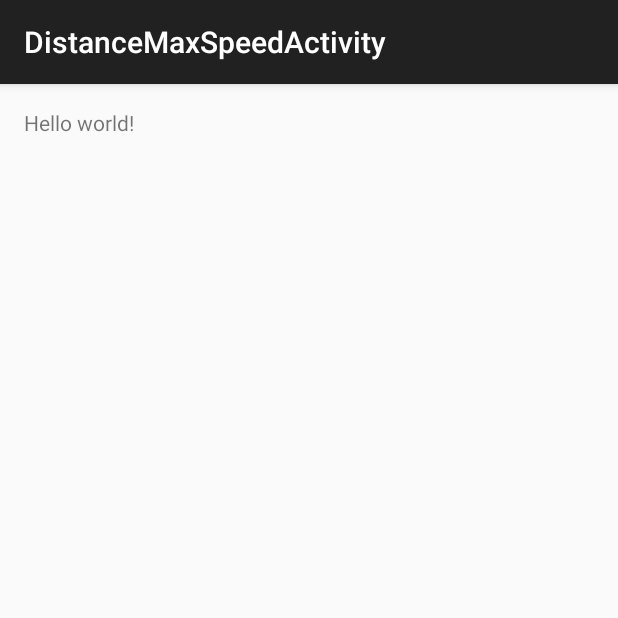
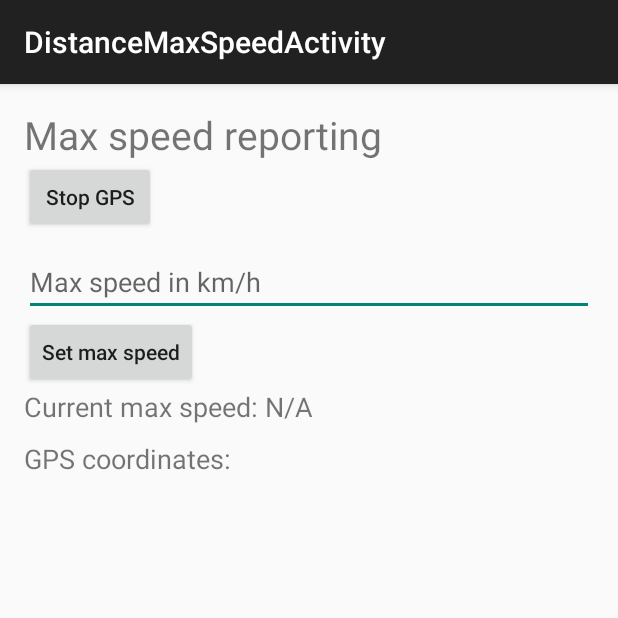
Before and after one commit to YnkDK/PP-Project2, an Android app: the DistanceMaxSpeedActivity screen opened directly, with no data from a screen before it, on a phone screen of 412 x 824 dp, the top half of it. Run offline under Robolectric (Android 15) with nearby library versions, the phone set to English and light mode, and no system bars.

Commit message:
Initial max speed

```diff
--- a/app/src/main/java/dk/au/pp13/positionfinder/DistanceMaxSpeedActivity.java
+++ b/app/src/main/java/dk/au/pp13/positionfinder/DistanceMaxSpeedActivity.java
@@ -1,17 +1,49 @@
 package dk.au.pp13.positionfinder;
 
+import android.content.Context;
+import android.location.LocationManager;
 import android.support.v7.app.ActionBarActivity;
 import android.os.Bundle;
 import android.view.Menu;
 import android.view.MenuItem;
+import android.view.View;
+import android.widget.EditText;
+import android.widget.TextView;
 
 
 public class DistanceMaxSpeedActivity extends ActionBarActivity {
+    private TextView maxSpeed;
+    private TextView gpsCoordinates;
+    private EditText inputFieldEdittext;
+    private LocationManager locationManager;
+    private GPSListener locationListener;
 
     @Override
     protected void onCreate(Bundle savedInstanceState) {
         super.onCreate(savedInstanceState);
         setContentView(R.layout.activity_distance_max_speed);
+
+        this.maxSpeed = (TextView) findViewById(R.id.maxSpeed);
+        this.inputFieldEdittext = (EditText) findViewById(R.id.inputFieldTimeInSec);
+        this.gpsCoordinates = (TextView) findViewById(R.id.gpsCoordinates);
+
+        // Get the location service from the current context
+        locationManager = (LocationManager) getSystemService(Context.LOCATION_SERVICE);
+        locationListener = new GPSListener(gpsCoordinates);
     }
 
+    public void stopGPS(View view) {
+        if(locationListener != null) {
+            locationManager.removeUpdates(locationListener);
+        }
+    }
+
+    public void setMaxSpeed(View view) {
+        stopGPS(null);
+        gpsCoordinates.setText("");
+
+        if (inputFieldEdittext.getText().length() > 0) {
+            // TODO: Do something
+        }
+    }
 }
--- a/app/src/main/res/layout/activity_distance_max_speed.xml
+++ b/app/src/main/res/layout/activity_distance_max_speed.xml
@@ -1,12 +1,67 @@
-<RelativeLayout xmlns:android="http://schemas.android.com/apk/res/android"
+<LinearLayout xmlns:android="http://schemas.android.com/apk/res/android"
     xmlns:tools="http://schemas.android.com/tools" android:layout_width="match_parent"
     android:layout_height="match_parent" android:paddingLeft="@dimen/activity_horizontal_margin"
     android:paddingRight="@dimen/activity_horizontal_margin"
     android:paddingTop="@dimen/activity_vertical_margin"
     android:paddingBottom="@dimen/activity_vertical_margin"
+    android:orientation="vertical"
     tools:context="dk.au.pp13.positionfinder.DistanceMaxSpeedActivity">
 
-    <TextView android:text="@string/hello_world" android:layout_width="wrap_content"
-        android:layout_height="wrap_content" />
+    <TextView
+        android:id="@+id/periodic_text"
+        android:text="@string/max_speed_reporting"
+        android:layout_width="wrap_content"
+        android:layout_height="wrap_content"
+        android:textSize="26sp"
+        />
 
-</RelativeLayout>
+    <Button
+        android:layout_width="wrap_content"
+        android:layout_height="wrap_content"
+        android:text="@string/stop_gps"
+        android:textAllCaps="false"
+        android:onClick="stopGPS"
+        />
+
+    <EditText
+        android:id="@+id/inputFieldTimeInSec"
+        android:layout_width="match_parent"
+        android:layout_height="wrap_content"
+        android:hint="@string/max_speed_input"
+        android:layout_marginTop="10dp"
+        android:textSize="18sp"
+        android:inputType="number"
+        />
+
+    <Button
+        android:layout_width="wrap_content"
+        android:layout_height="wrap_content"
+        android:text="@string/set_max_speed"
+        android:textAllCaps="false"
+        android:onClick="setMaxSpeed"
+        />
+
+    <TextView
+        android:id="@+id/maxSpeed"
+        android:layout_width="wrap_content"
+        android:layout_height="wrap_content"
+        android:textSize="18sp"
+        android:text="@string/current_initial_max_speed"
+        />
+
+    <TextView
+        android:layout_width="wrap_content"
+        android:layout_height="wrap_content"
+        android:text="@string/gps_coordinates"
+        android:textSize="18sp"
+        android:layout_marginTop="10dp"
+        />
+
+    <TextView
+        android:id="@+id/gpsCoordinates"
+        android:layout_width="match_parent"
+        android:layout_height="wrap_content"
+        android:textColor="@android:color/holo_green_dark"
+        />
+
+</LinearLayout>
--- a/app/src/main/res/values/strings.xml
+++ b/app/src/main/res/values/strings.xml
@@ -10,4 +10,9 @@
     <string name="toggle_gps">Toggle GPS</string>
     <string name="naive_reporting">Naive reporting</string>
     <string name="gps_coordinates">GPS coordinates:</string>
+    <string name="max_speed_reporting">Max speed reporting</string>
+    <string name="stop_gps">Stop GPS</string>
+    <string name="max_speed_input">Max speed in km/h</string>
+    <string name="set_max_speed">Set max speed</string>
+    <string name="current_initial_max_speed">Current max speed: N/A</string>
 </resources>
```
